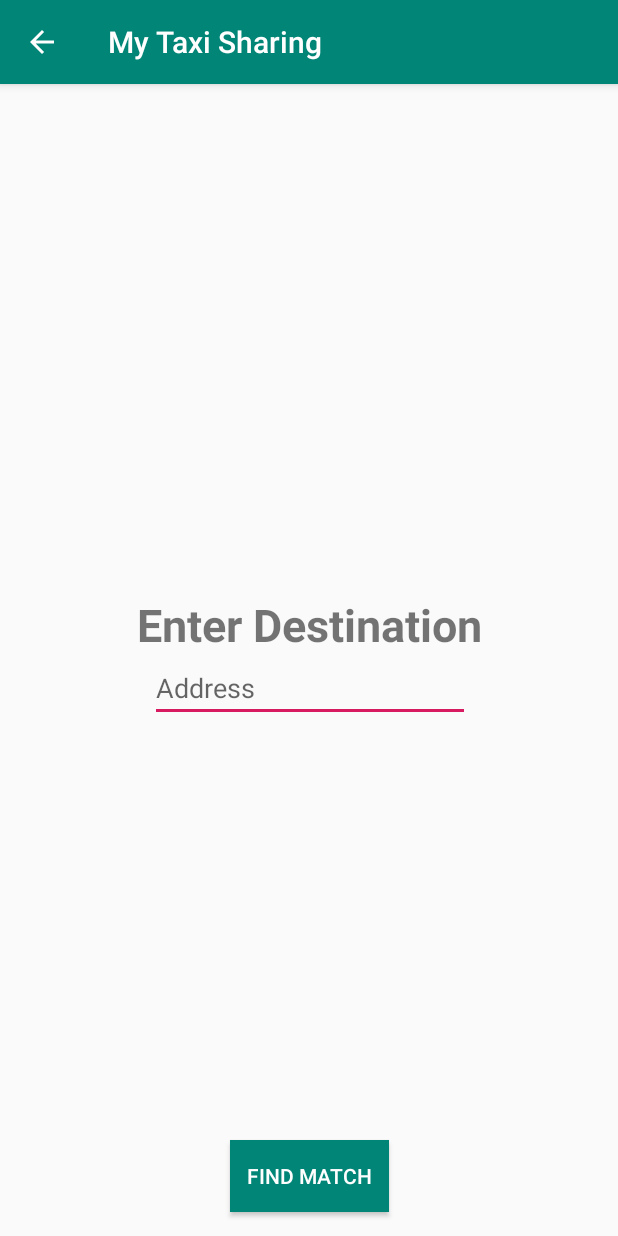
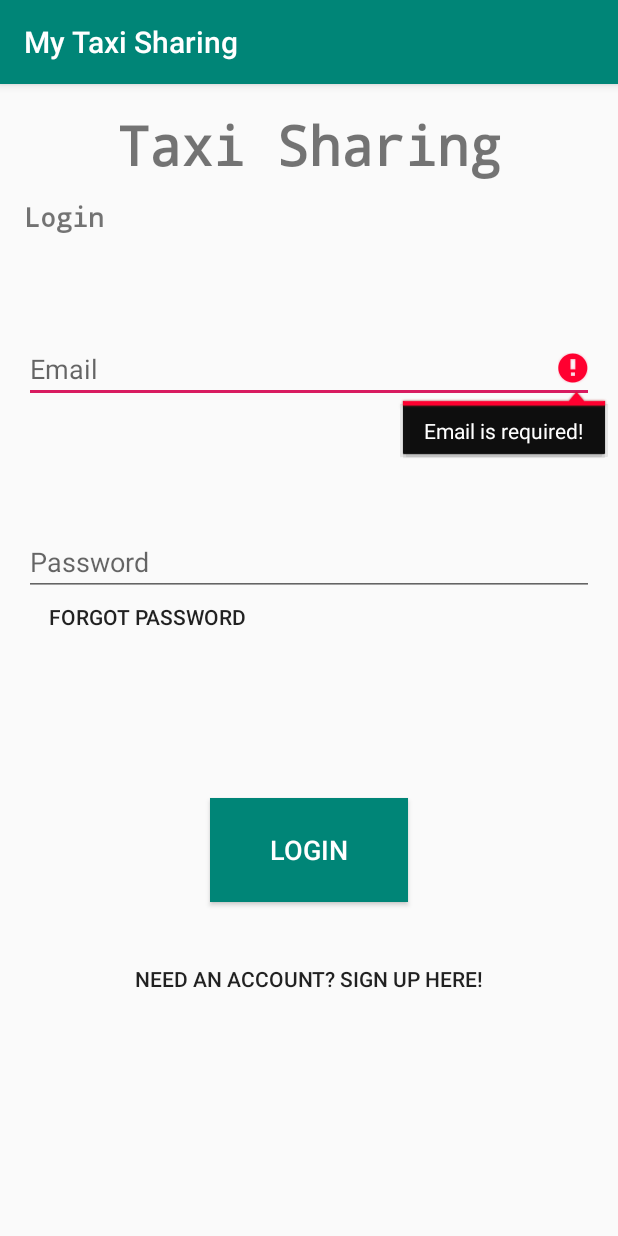
Before and after one commit to RoyalD11/Taxi-Sharing, an Android app: the screen it shows after launch (PreMatchActivity before the commit, MainActivity after it), after a tap on "LOGIN", on a phone screen of 412 x 824 dp. Run offline under Robolectric (Android 15) with nearby library versions, the phone set to English and light mode, and no system bars.

Commit message:
Commneted out errors and added basic error checking for input fields

```diff
--- a/My Second App/app/src/main/java/com/example/royald/mysecondapp/MainActivity.java
+++ b/My Second App/app/src/main/java/com/example/royald/mysecondapp/MainActivity.java
@@ -3,8 +3,12 @@ package com.example.royald.mysecondapp;
 import android.content.Intent;
 import android.support.v7.app.AppCompatActivity;
 import android.os.Bundle;
+import android.text.TextUtils;
+import android.util.Patterns;
 import android.view.View;
 import android.widget.EditText;
+
+import org.w3c.dom.Text;
 
 public class MainActivity extends AppCompatActivity {
 
@@ -18,9 +22,16 @@ public class MainActivity extends AppCompatActivity {
 
     /* called when the user taps Send*/
     public void login(View view){
-        Intent intent = new Intent(this, PreMatchActivity.class);
-        EditText editText = (EditText) findViewById(R.id.EmailBox);
-        startActivity(intent);
+        EditText email = (EditText) findViewById(R.id.EmailBox);
+        EditText password = (EditText) findViewById(R.id.PasswordBox);
+
+        //Checks if the required field is empty and if a valid email is entered.
+        if(TextUtils.isEmpty(email.getText())) email.setError("Email is required!");
+        else if(TextUtils.isEmpty(password.getText())) password.setError("Password is Required!");
+        else {
+            Intent intent = new Intent(this, PreMatchActivity.class);
+            startActivity(intent);
+        }
 
     }
 
--- a/My Second App/app/src/main/res/layout/activity_pre_match.xml
+++ b/My Second App/app/src/main/res/layout/activity_pre_match.xml
@@ -5,21 +5,6 @@
     android:layout_width="match_parent"
     android:layout_height="match_parent"
     tools:context=".PreMatchActivity">
-
-    <com.google.android.gms.maps.MapView
-        android:id="@+id/preMatchMap"
-        android:layout_width="0dp"
-        android:layout_height="333dp"
-        android:layout_marginStart="8dp"
-        android:layout_marginTop="8dp"
-        android:layout_marginEnd="8dp"
-        android:layout_marginBottom="345dp"
-        app:layout_constraintBottom_toTopOf="@+id/destinationText"
-        app:layout_constraintEnd_toEndOf="parent"
-        app:layout_constraintHorizontal_bias="0.0"
-        app:layout_constraintStart_toStartOf="parent"
-        app:layout_constraintTop_toTopOf="parent"
-        app:layout_constraintVertical_bias="0.0" />
 
     <TextView
         android:id="@+id/destinationText"
```
Also changed, not shown: My Second App/app/src/main/java/com/example/royald/mysecondapp/PreMatchActivity.java (+20 -20 lines), My Second App/app/src/main/java/com/example/royald/mysecondapp/forgotPasswordActivity.java (+11 -2 lines), My Second App/app/src/main/java/com/example/royald/mysecondapp/signUpScreen.java (+63 -3 lines), My Second App/app/src/main/res/layout/activity_sign_up_screen.xml (+7 -0 lines).
